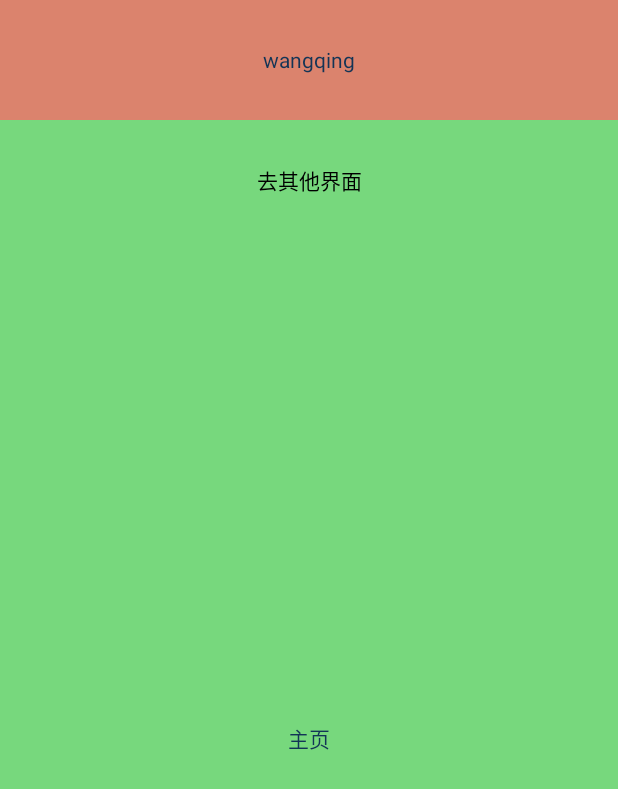
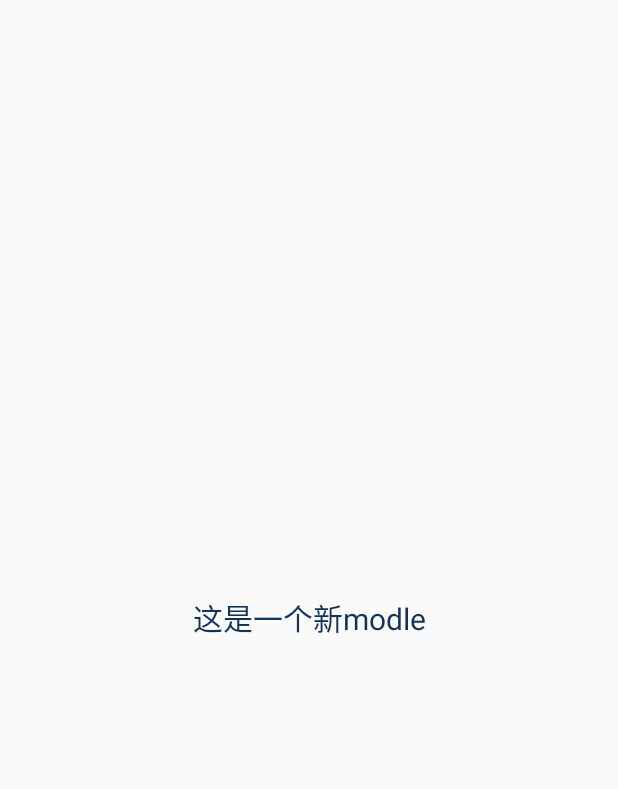
Before and after one commit to 767455399/wq, an Android app: the screen it shows after launch (MainActivity before the commit, ZxingActivity after it), after a tap on "去其他界面", on a phone screen of 412 x 824 dp. Shown: the top 789 px of the screen. Run offline under Robolectric (Android 15) with nearby library versions, the phone set to English and light mode, and no system bars; libraries missing offline, so code that uses them is left out: com.squareup.leakcanary; 2 statements that could not run were skipped.

Commit message:
添加新功能模块。

```diff
--- a/app/build.gradle
+++ b/app/build.gradle
@@ -47,4 +47,5 @@ dependencies {
     testCompile 'com.squareup.leakcanary:leakcanary-android-no-op:1.5'
     compile 'com.zhy:percent-support-extends:1.0.1'
 //    implementation project(':module:zxing')
+    compile project(path: ':module:zxing')
 }
--- a/app/src/main/AndroidManifest.xml
+++ b/app/src/main/AndroidManifest.xml
@@ -74,6 +74,7 @@
         <activity android:name=".activity.broadcast_receiver.BroadcastReceiverActivity" />
         <activity android:name=".activity.broadcast_receiver.SendBroadcastActivity" />
         <activity android:name=".activity.fragment.FragmentHostActivity" />
+        <activity android:name=".activity.DingTalkActivity"></activity>
     </application>
 
 </manifest>
--- a/app/src/main/java/com/example/hasee/wq/activity/MainActivity.java
+++ b/app/src/main/java/com/example/hasee/wq/activity/MainActivity.java
@@ -1,5 +1,6 @@
 package com.example.hasee.wq.activity;
 
+import android.content.Intent;
 import android.os.Bundle;
 import android.os.Handler;
 import android.support.design.widget.TabLayout;
@@ -15,7 +16,7 @@ import com.example.hasee.wq.fragment.ContentFragment;
 import com.example.hasee.wq.fragment.MineFragment;
 import com.example.hasee.wq.fragment.OrderFragment;
 import com.example.hasee.wq.fragment.ShopFragment;
-import com.example.hasee.wq.tools.DingTalkUtil;
+import com.example.mylibrary.ZxingActivity;
 
 import java.util.ArrayList;
 import java.util.List;
@@ -23,7 +24,7 @@ import java.util.List;
 public class MainActivity extends BaseActivity {
     private String path="https://oapi.dingtalk.com/robot/send?access_token=455c76d858fd025a3f94464f9fc6743b918d81c44fd8e3d70cc4adc75d6ddc35";
 //    private String textMsg = "{ \"msgtype\": \"text\", \"text\": {\"content\": \"我就是我, 是不一样的烟火wq\"}}";
-    private String textMsg = "大小么";
+    private String textMsg = "你没有小鸡鸡吗？";
     private List<String> phoneList=new ArrayList<>();
     private TabLayout tabLayout;
     private ViewPager viewPager;
@@ -55,10 +56,9 @@ public class MainActivity extends BaseActivity {
     }
 
     public void toOtherActivity() {
-//        phoneList.add("1866790680");
-        phoneList.clear();
-        DingTalkUtil.sengMsg(path,textMsg,phoneList);
-//        startActivity(new Intent(MainActivity.this, WebViewActivity.class));
+//        phoneList.add("13554054250");
+//        DingTalkUtil.sengMsg(path,textMsg,phoneList);
+        startActivity(new Intent(MainActivity.this, ZxingActivity.class));
     }
 
     private void newHandler() {
--- a/build.gradle
+++ b/build.gradle
@@ -20,6 +20,9 @@ allprojects {
     repositories {
         jcenter()
         google()
+        maven {
+            url "https://jitpack.io"
+        }
     }
 }
 
--- /dev/null
+++ b/module/zxing/src/main/java/com/example/mylibrary/ZxingActivity.java
@@ -0,0 +1,13 @@
+package com.example.mylibrary;
+
+import android.support.v7.app.AppCompatActivity;
+import android.os.Bundle;
+
+public class ZxingActivity extends AppCompatActivity {
+
+    @Override
+    protected void onCreate(Bundle savedInstanceState) {
+        super.onCreate(savedInstanceState);
+        setContentView(R.layout.activity_zxing);
+    }
+}
--- /dev/null
+++ b/module/zxing/src/main/res/layout/activity_zxing.xml
@@ -0,0 +1,18 @@
+<?xml version="1.0" encoding="utf-8"?>
+<LinearLayout xmlns:android="http://schemas.android.com/apk/res/android"
+    xmlns:app="http://schemas.android.com/apk/res-auto"
+    xmlns:tools="http://schemas.android.com/tools"
+    android:layout_width="match_parent"
+    android:layout_height="match_parent"
+    android:orientation="vertical"
+    tools:context="com.example.mylibrary.ZxingActivity">
+
+    <TextView
+        android:layout_width="match_parent"
+        android:layout_height="match_parent"
+        android:gravity="center"
+        android:textSize="20dp"
+        android:text="这是一个新modle"
+        android:textColor="#123456" />
+
+</LinearLayout>
--- /dev/null
+++ b/module/zxing/src/main/res/values/strings.xml
@@ -0,0 +1,3 @@
+<resources>
+    <string name="app_name">My Library</string>
+</resources>
--- a/settings.gradle
+++ b/settings.gradle
@@ -1 +1,2 @@
-include ':app'
+include ':app',  ':module:zxing'
+//include ':module:zxing'
```
Also changed, not shown: app/src/main/java/com/example/hasee/wq/activity/DingTalkActivity.java (added, +61 -0 lines), app/src/main/res/layout/activity_ding_talk.xml (added, +41 -0 lines), module/zxing/build.gradle (added, +35 -0 lines), module/zxing/src/main/AndroidManifest.xml (added, +9 -0 lines), 4 other files.
